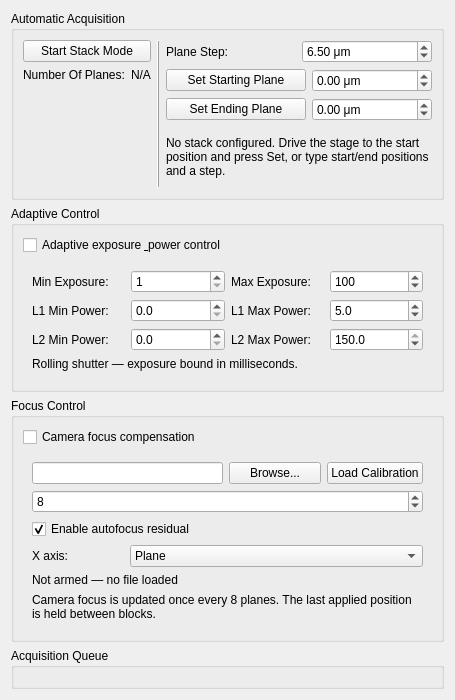
Before: the Qt Designer form lightsheet/gui/panels/ui_stack_panel.ui in LIOMLab/lightsheet, drawn with Qt 5.
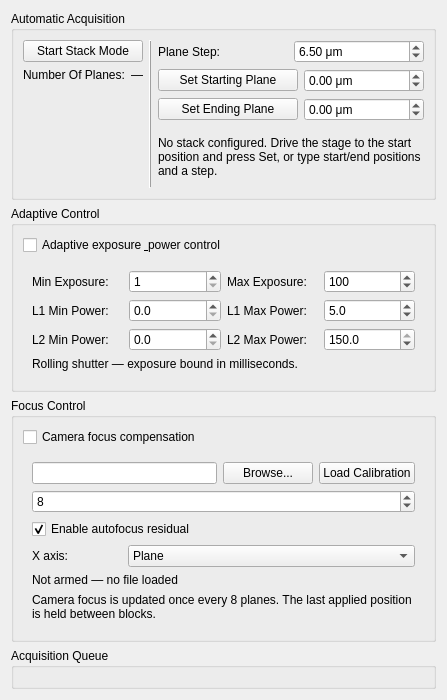
After: the same form once the commit is applied. Custom widgets are drawn as their Qt base class.

Diff of the .ui file:
```diff
--- a/lightsheet/gui/panels/ui_stack_panel.ui
+++ b/lightsheet/gui/panels/ui_stack_panel.ui
@@ -75,7 +75,7 @@
              </sizepolicy>
             </property>
             <property name="text">
-             <string>N/A</string>
+             <string>—</string>
             </property>
            </widget>
           </item>
```
